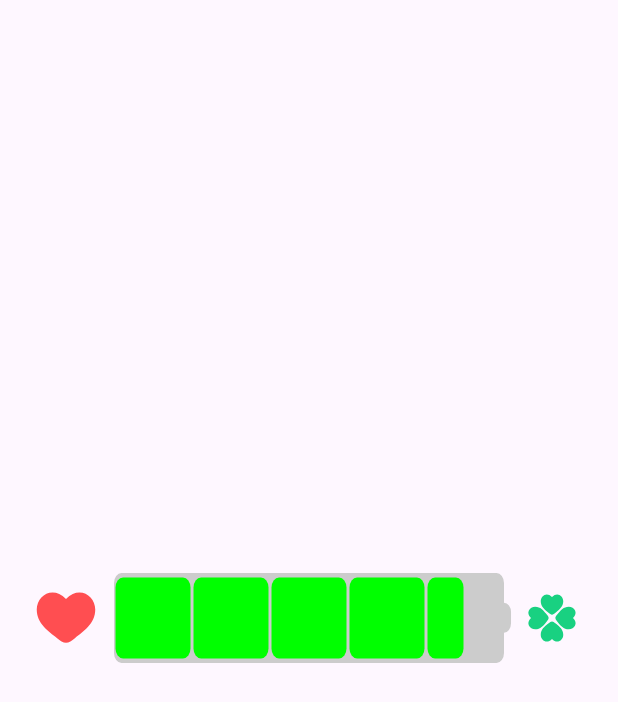
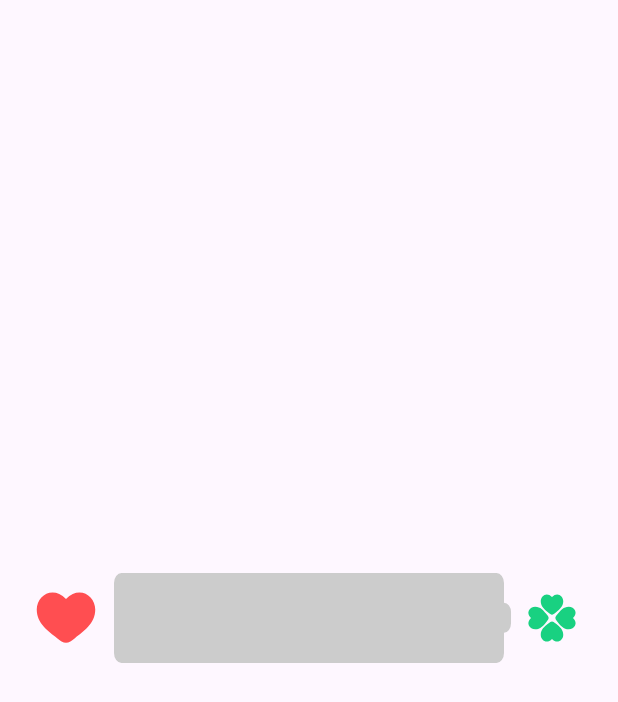
Before and after one commit to dshalom03/Battery-Indicator, an Android app built with Jetpack Compose: the screen it shows after launch (MainActivity), on a phone screen of 412 x 824 dp. Shown: the top 702 px of the screen. Run offline under Robolectric (Android 15) with nearby library versions, the phone set to English and light mode, and no system bars.

Commit message:
first commit

```diff
--- a/app/src/main/java/com/example/batteryindicator/MainActivity.kt
+++ b/app/src/main/java/com/example/batteryindicator/MainActivity.kt
@@ -1,5 +1,8 @@
 package com.example.batteryindicator
 
+import android.content.Intent
+import android.content.IntentFilter
+import android.os.BatteryManager
 import android.os.Bundle
 import androidx.activity.ComponentActivity
 import androidx.activity.compose.setContent
@@ -18,15 +21,35 @@ class MainActivity : ComponentActivity() {
     override fun onCreate(savedInstanceState: Bundle?) {
         super.onCreate(savedInstanceState)
         enableEdgeToEdge()
+        val batteryStatus: Intent? = IntentFilter(Intent.ACTION_BATTERY_CHANGED).let { ifilter ->
+            this.registerReceiver(null, ifilter)
+        }
+
+        // How are we charging?
+        val chargePlug: Int = batteryStatus?.getIntExtra(BatteryManager.EXTRA_PLUGGED, -1) ?: -1
+        val usbCharge: Boolean = chargePlug == BatteryManager.BATTERY_PLUGGED_USB
+        val acCharge: Boolean = chargePlug == BatteryManager.BATTERY_PLUGGED_AC
+
+        val batteryPct: Float? = batteryStatus?.let { intent ->
+            val level: Int = intent.getIntExtra(BatteryManager.EXTRA_LEVEL, -1)
+            val scale: Int = intent.getIntExtra(BatteryManager.EXTRA_SCALE, -1)
+            level * 100 / scale.toFloat()
+        }
+
         setContent {
             BatteryIndicatorTheme {
                 Scaffold(modifier = Modifier.fillMaxSize()) { innerPadding ->
-                    Column(modifier = Modifier.fillMaxSize(),
-                        verticalArrangement = Arrangement.Center){
+                    Column(
+                        modifier = Modifier.fillMaxSize(),
+                        verticalArrangement = Arrangement.Center
+                    ) {
+
 
                         BatteryIndicator(
-                            modifier = Modifier.fillMaxWidth().padding(innerPadding),
-                            progress = 95
+                            modifier = Modifier
+                                .fillMaxWidth()
+                                .padding(innerPadding),
+                            progress = batteryPct?.toInt() ?: 0
                         )
                     }
 
```
